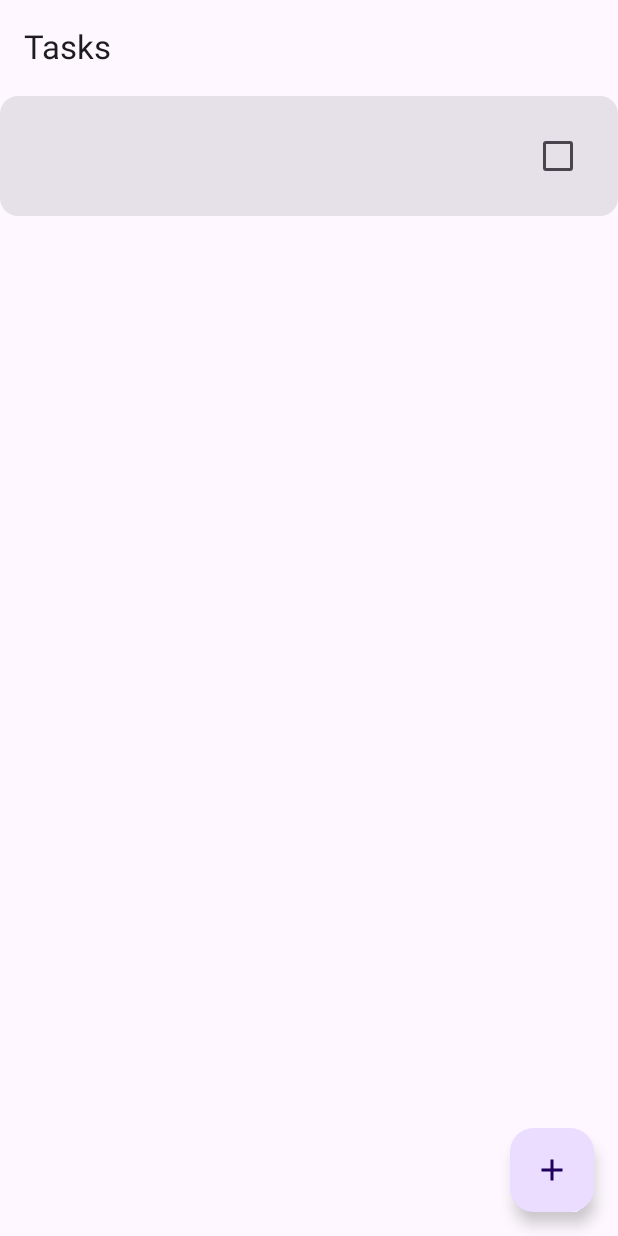
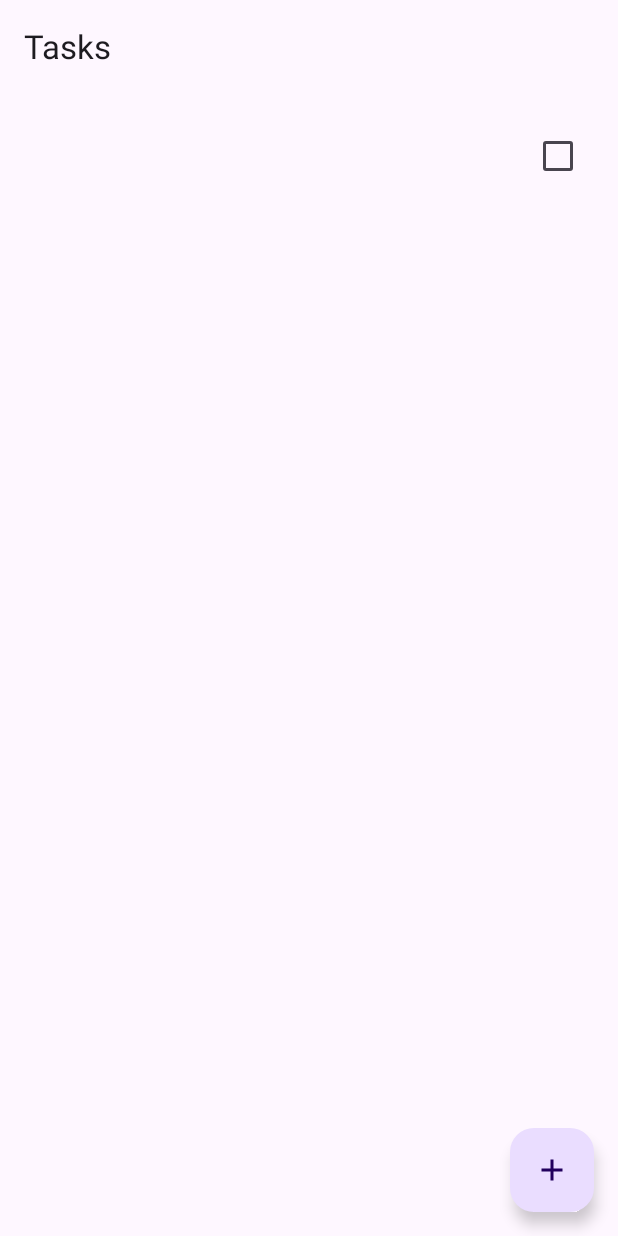
Before and after one commit to JulianSchoerg28/CleanAF, an Android app built with Jetpack Compose: the AddTaskScreen screen opened through its navigation route, after a tap on "Speichern", on a phone screen of 412 x 824 dp. Run offline under Robolectric (Android 15) with nearby library versions, the phone set to English and light mode, and no system bars; our stand-ins replace Dagger/Hilt's generated code, Room's generated code.

```diff
--- a/app/src/main/java/com/example/cleanaf/MainActivity.kt
+++ b/app/src/main/java/com/example/cleanaf/MainActivity.kt
@@ -32,7 +32,13 @@ class MainActivity : ComponentActivity() {
                         startDestination = "taskList"
                     ) {
                         composable("taskList") {
-                            TaskListScreen(navController = navController)
+                            TaskListScreen(
+                                navController = navController,
+                                onTaskClick = { taskId ->
+                                    navController.navigate("taskDetail/$taskId")
+                                }
+                            )
+
                         }
                         composable(
                             "taskDetail/{taskId}",
--- a/app/src/main/java/com/example/cleanaf/ui/components/TaskItem.kt
+++ b/app/src/main/java/com/example/cleanaf/ui/components/TaskItem.kt
@@ -3,35 +3,31 @@ package com.example.cleanaf.ui.components
 import androidx.compose.foundation.clickable
 import androidx.compose.foundation.layout.*
 import androidx.compose.material3.*
-import androidx.compose.runtime.*
-import androidx.compose.ui.Alignment
+import androidx.compose.runtime.Composable
 import androidx.compose.ui.Modifier
 import androidx.compose.ui.unit.dp
 import com.example.cleanaf.data.Task
 
 @Composable
-fun TaskItem(task: Task, onClick: () -> Unit) {
-    var isChecked by remember { mutableStateOf(false) }
-
-    Card(
+fun TaskItem(
+    task: Task,
+    onTaskClick: () -> Unit,
+    onCheckedChange: (Boolean) -> Unit
+) {
+    Row(
         modifier = Modifier
             .fillMaxWidth()
-            .clickable { onClick() },
-        elevation = CardDefaults.cardElevation()
+            .clickable { onTaskClick() }
+            .padding(16.dp),
+        horizontalArrangement = Arrangement.SpaceBetween
     ) {
-        Row(
-            modifier = Modifier
-                .padding(16.dp),
-            verticalAlignment = Alignment.CenterVertically
-        ) {
-            Column(modifier = Modifier.weight(1f)) {
-                Text(task.title, style = MaterialTheme.typography.titleMedium)
-                Text(task.description, style = MaterialTheme.typography.bodyMedium)
-            }
-            Checkbox(
-                checked = isChecked,
-                onCheckedChange = { isChecked = it }
-            )
+        Column(modifier = Modifier.weight(1f)) {
+            Text(text = task.title, style = MaterialTheme.typography.titleMedium)
+            Text(text = task.description, style = MaterialTheme.typography.bodyMedium)
         }
+        Checkbox(
+            checked = task.isDone,
+            onCheckedChange = onCheckedChange
+        )
     }
 }
--- a/app/src/main/java/com/example/cleanaf/ui/screens/TaskListScreen.kt
+++ b/app/src/main/java/com/example/cleanaf/ui/screens/TaskListScreen.kt
@@ -24,7 +24,8 @@ import androidx.compose.material3.Icon
 @Composable
 fun TaskListScreen(
     navController: NavHostController,
-    viewModel: TaskViewModel = hiltViewModel()
+    viewModel: TaskViewModel = hiltViewModel(),
+    onTaskClick: (Int) -> Unit
 ) {
     val uiState by viewModel.uiState.collectAsState()
     val tasks = uiState.taskList
@@ -45,11 +46,14 @@ fun TaskListScreen(
     ) { padding ->
         LazyColumn(contentPadding = padding) {
             items(tasks) { task ->
-                TaskItem(task = task) {
-                    navController.navigate("taskDetail/${task.id}")
-                }
+                TaskItem(
+                    task = task,
+                    onTaskClick = { onTaskClick(task.id) },
+                    onCheckedChange = { isChecked -> viewModel.update(task.copy(isDone = isChecked)) }
+                )
+
             }
         }
+
     }
-
 }
--- a/app/src/main/java/com/example/cleanaf/viewmodel/TaskViewModel.kt
+++ b/app/src/main/java/com/example/cleanaf/viewmodel/TaskViewModel.kt
@@ -32,7 +32,11 @@ class TaskViewModel @Inject constructor(
         return repository.getTaskById(taskId)
     }
 
-
+    fun update(task: Task) {
+        viewModelScope.launch {
+            repository.update(task)
+        }
+    }
 }
 
 data class TaskUiState(
```
